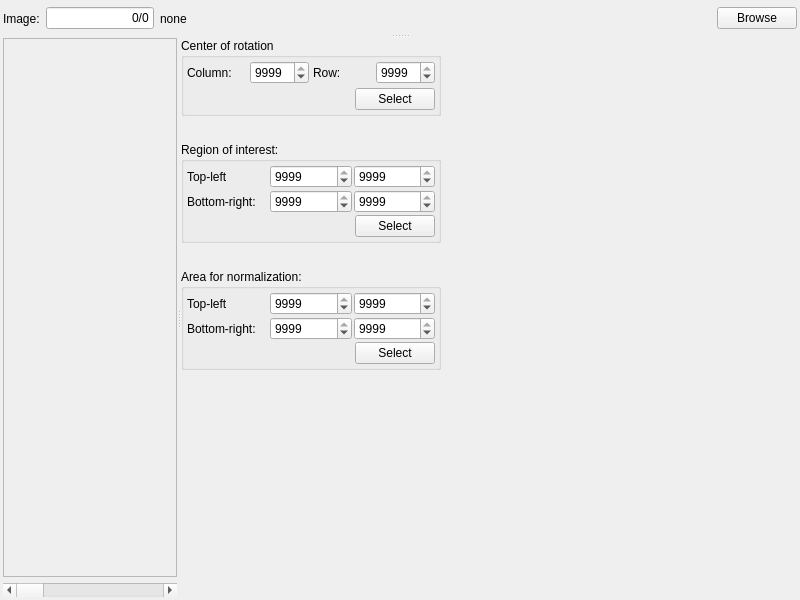
First picture: the form in Code/Mantid/MantidQt/CustomInterfaces/inc/MantidQtCustomInterfaces/Tomography/ImageSelectCoRAndRegions.ui, repository mantidproject/mantid, before the edit.
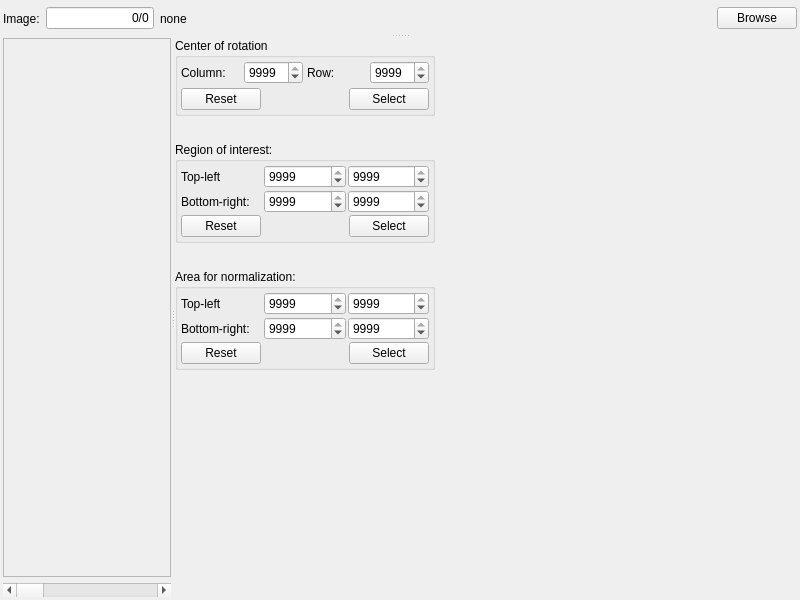
Second picture: the form after the edit.

Commit message: add reset buttons, re #13140

The edit to the form file:
```diff
--- a/Code/Mantid/MantidQt/CustomInterfaces/inc/MantidQtCustomInterfaces/Tomography/ImageSelectCoRAndRegions.ui
+++ b/Code/Mantid/MantidQt/CustomInterfaces/inc/MantidQtCustomInterfaces/Tomography/ImageSelectCoRAndRegions.ui
@@ -227,6 +227,13 @@
            </item>
            <item row="1" column="0">
             <layout class="QHBoxLayout" name="horizontalLayout_2">
+             <item>
+              <widget class="QPushButton" name="pushButton_2">
+               <property name="text">
+                <string>Reset</string>
+               </property>
+              </widget>
+             </item>
              <item>
               <spacer name="horizontalSpacer_3">
                <property name="orientation">
@@ -348,6 +355,13 @@
            </item>
            <item row="2" column="0" colspan="3">
             <layout class="QHBoxLayout" name="horizontalLayout_3">
+             <item>
+              <widget class="QPushButton" name="pushButton">
+               <property name="text">
+                <string>Reset</string>
+               </property>
+              </widget>
+             </item>
              <item>
               <spacer name="horizontalSpacer_2">
                <property name="orientation">
@@ -469,6 +483,13 @@
            </item>
            <item row="2" column="0" colspan="3">
             <layout class="QHBoxLayout" name="horizontalLayout_8">
+             <item>
+              <widget class="QPushButton" name="pushButton_3">
+               <property name="text">
+                <string>Reset</string>
+               </property>
+              </widget>
+             </item>
              <item>
               <spacer name="horizontalSpacer">
                <property name="orientation">
```
